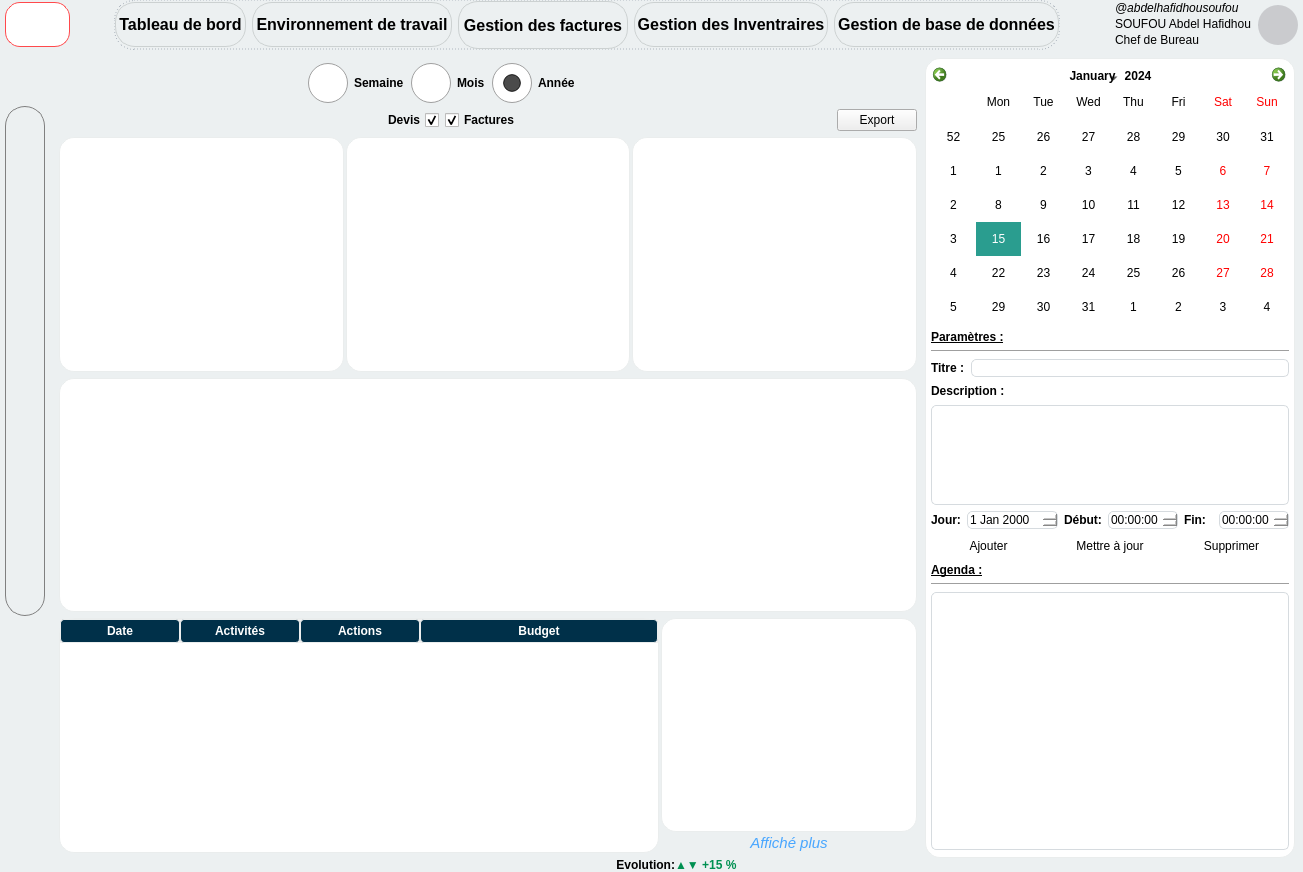
Old version of the form forms/dialog.ui in the repository SAbdelH/DevisCreator_premium.
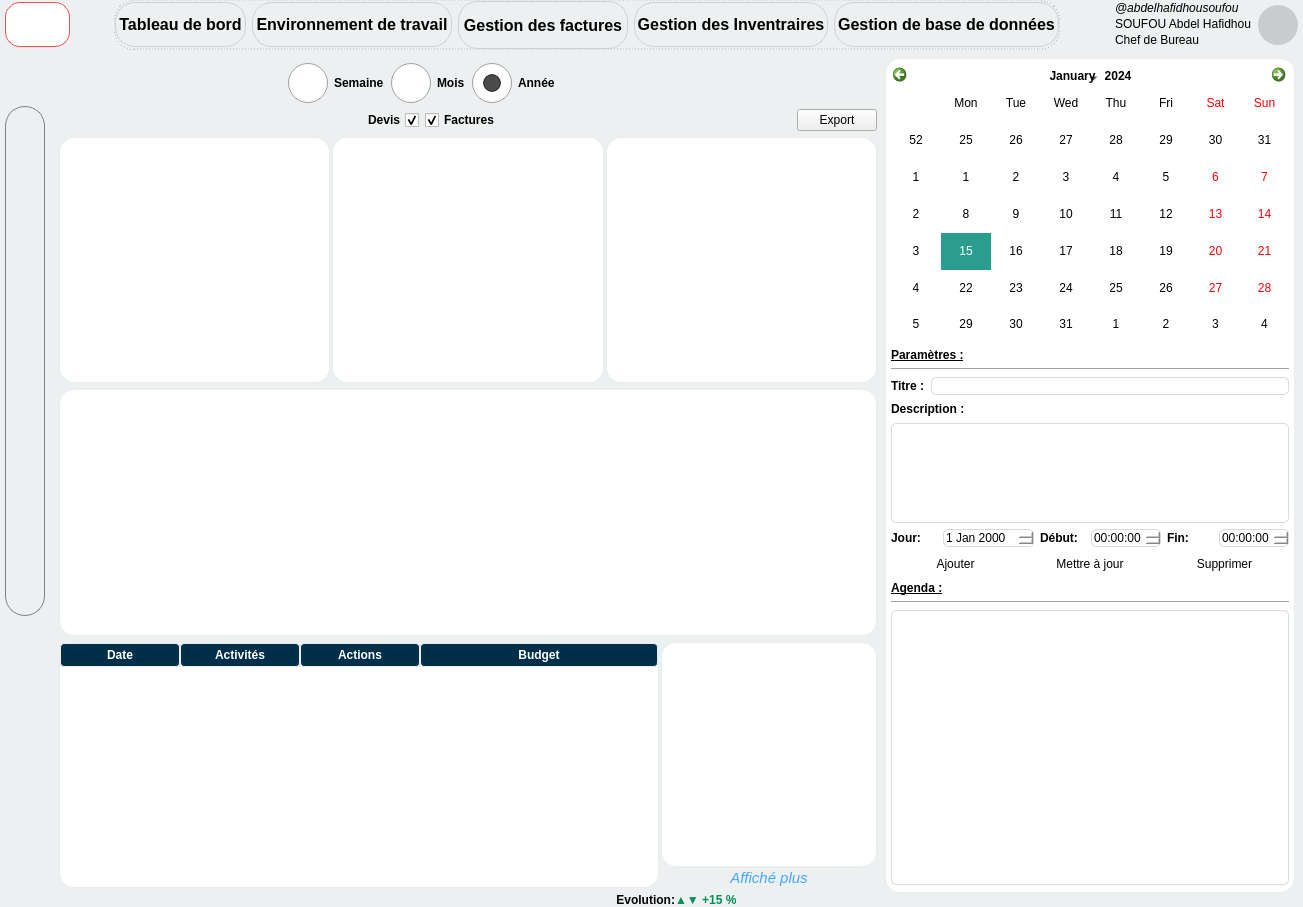
New version of the form. The open tabs and pages were chosen to show the change. Icons and pictures are not drawn.

What changed in the file:
```diff
--- a/forms/dialog.ui
+++ b/forms/dialog.ui
@@ -10,7 +10,7 @@
     <x>0</x>
     <y>0</y>
     <width>1303</width>
-    <height>872</height>
+    <height>907</height>
    </rect>
   </property>
   <property name="minimumSize">
@@ -1941,6 +1941,12 @@
         </item>
         <item row="0" column="1">
          <widget class="QFrame" name="_f_calendar">
+          <property name="minimumSize">
+           <size>
+            <width>410</width>
+            <height>0</height>
+           </size>
+          </property>
           <property name="maximumSize">
            <size>
             <width>375</width>
@@ -2059,7 +2065,14 @@
               </widget>
              </item>
              <item>
-              <widget class="QDateEdit" name="_de_jour_agenda"/>
+              <widget class="QDateEdit" name="_de_jour_agenda">
+               <property name="minimumSize">
+                <size>
+                 <width>90</width>
+                 <height>0</height>
+                </size>
+               </property>
+              </widget>
              </item>
              <item>
               <widget class="QLabel" name="_l_debut_agenda">
@@ -2074,7 +2087,11 @@
               </widget>
              </item>
              <item>
-              <widget class="QTimeEdit" name="_te_debut_agenda"/>
+              <widget class="QTimeEdit" name="_te_debut_agenda">
+               <property name="displayFormat">
+                <string>HH:mm:ss</string>
+               </property>
+              </widget>
              </item>
              <item>
               <widget class="QLabel" name="_l_fin_agenda">
@@ -2089,7 +2106,20 @@
               </widget>
              </item>
              <item>
-              <widget class="QTimeEdit" name="_te_fin_agenda"/>
+              <widget class="QTimeEdit" name="_te_fin_agenda">
+               <property name="maximumSize">
+                <size>
+                 <width>80</width>
+                 <height>16777215</height>
+                </size>
+               </property>
+               <property name="displayFormat">
+                <string>HH:mm:ss</string>
+               </property>
+               <property name="calendarPopup">
+                <bool>true</bool>
+               </property>
+              </widget>
              </item>
             </layout>
            </item>
```
Left out of the diff: 2 changed lines with no effect on the pictures.
